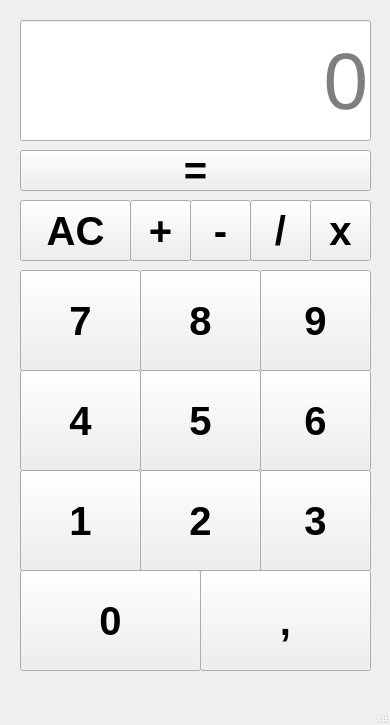
Qt form main_window.ui (GermanFrash/calculator) before a commit.
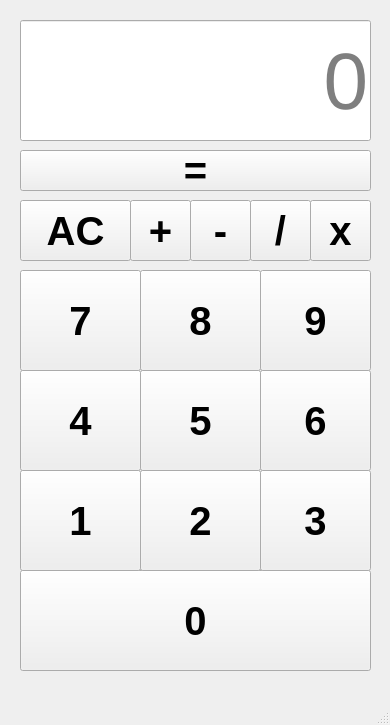
The same form after that commit.

Patch:
```diff
--- a/main_window.ui
+++ b/main_window.ui
@@ -266,32 +266,12 @@
      <string>=</string>
     </property>
    </widget>
-   <widget class="QPushButton" name="btn_comm">
-    <property name="geometry">
-     <rect>
-      <x>200</x>
-      <y>570</y>
-      <width>171</width>
-      <height>101</height>
-     </rect>
-    </property>
-    <property name="font">
-     <font>
-      <pointsize>30</pointsize>
-      <weight>75</weight>
-      <bold>true</bold>
-     </font>
-    </property>
-    <property name="text">
-     <string>,</string>
-    </property>
-   </widget>
    <widget class="QPushButton" name="btn_num0">
     <property name="geometry">
      <rect>
       <x>20</x>
       <y>570</y>
-      <width>181</width>
+      <width>351</width>
       <height>101</height>
      </rect>
     </property>
```
